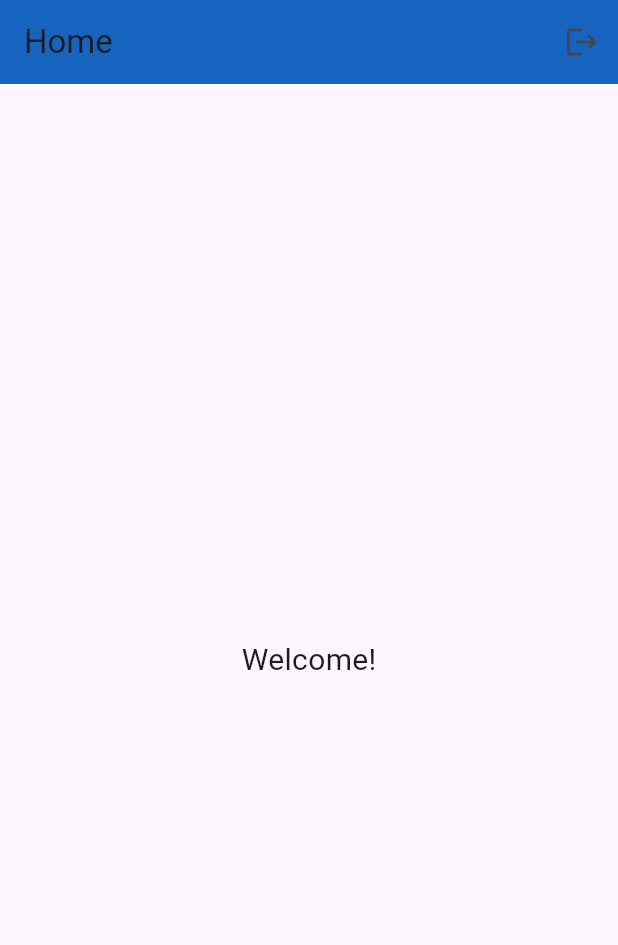
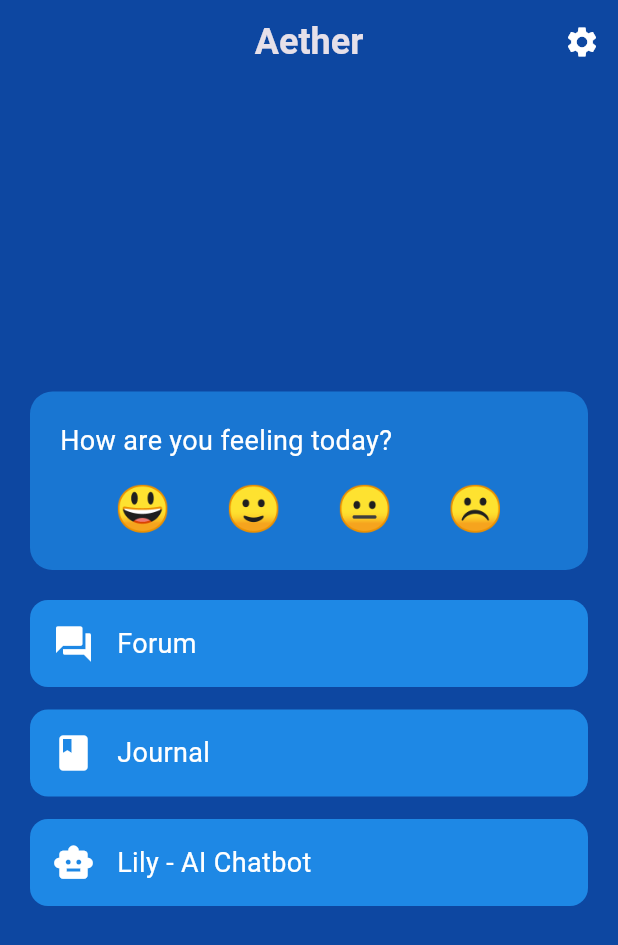
Before and after one commit to aakash-kr-7/Aether, a Flutter app: the HomeScreen screen opened directly, on a phone screen of 412 x 824 dp. Shown: the top 945 px of the screen. Run offline on Flutter 3.47's test engine with Material 3 defaults, Android fonts, the phone set to English and light mode, and no system bars; our stand-ins replace firebase_auth, firebase_core; accounts and stored records are empty.

Commit message:
team can start work

```diff
--- a/lib/screens/home/home_screen.dart
+++ b/lib/screens/home/home_screen.dart
@@ -1,30 +1,110 @@
 import 'package:flutter/material.dart';
 import '../../services/auth_service.dart';
 import '../auth/login_screen.dart';
+import '../forum/forum_home.dart';
+import '../journal/journal_home.dart';
+import '../chatbot/chatbot_screen.dart';
 
 class HomeScreen extends StatelessWidget {
   final AuthService _authService = AuthService();
 
   void _logout(BuildContext context) async {
     await _authService.logout();
-    Navigator.pushReplacement(context, MaterialPageRoute(builder: (context) => LoginScreen()));
+    Navigator.pushReplacement(
+        context, MaterialPageRoute(builder: (context) => LoginScreen()));
   }
 
   @override
   Widget build(BuildContext context) {
     return Scaffold(
+      backgroundColor: Colors.blue.shade900,
       appBar: AppBar(
-        title: Text("Home"),
-        backgroundColor: Colors.blue[800],
+        backgroundColor: Colors.transparent,
+        elevation: 0,
+        title: Text(
+          "Aether",
+          style: TextStyle(fontSize: 24, fontWeight: FontWeight.bold),
+        ),
+        centerTitle: true,
         actions: [
           IconButton(
-            icon: Icon(Icons.logout),
+            icon: Icon(Icons.settings, color: Colors.white),
             onPressed: () => _logout(context),
           ),
         ],
       ),
-      body: Center(
-        child: Text("Welcome!", style: TextStyle(fontSize: 20)),
+      body: Padding(
+        padding: EdgeInsets.symmetric(horizontal: 20, vertical: 10),
+        child: Column(
+          mainAxisAlignment: MainAxisAlignment.center,
+          children: [
+            _buildCheckInCard(),
+            SizedBox(height: 20),
+            _buildNavButton(context, "Forum", Icons.forum, ForumHome()),
+            _buildNavButton(context, "Journal", Icons.book, JournalHome()),
+            _buildNavButton(context, "Lily - AI Chatbot", Icons.smart_toy, ChatbotScreen()),
+          ],
+        ),
+      ),
+    );
+  }
+
+  Widget _buildCheckInCard() {
+    return Container(
+      padding: EdgeInsets.all(20),
+      decoration: BoxDecoration(
+        color: Colors.blue.shade700,
+        borderRadius: BorderRadius.circular(15),
+      ),
+      child: Column(
+        crossAxisAlignment: CrossAxisAlignment.start,
+        children: [
+          Text(
+            "How are you feeling today?",
+            style: TextStyle(fontSize: 18, color: Colors.white),
+          ),
+          SizedBox(height: 10),
+          Row(
+            mainAxisAlignment: MainAxisAlignment.spaceEvenly,
+            children: [
+              _emojiButton("😃"),
+              _emojiButton("🙂"),
+              _emojiButton("😐"),
+              _emojiButton("☹️"),
+            ],
+          ),
+        ],
+      ),
+    );
+  }
+
+  Widget _emojiButton(String emoji) {
+    return GestureDetector(
+      onTap: () {},
+      child: Text(emoji, style: TextStyle(fontSize: 30)),
+    );
+  }
+
+  Widget _buildNavButton(BuildContext context, String text, IconData icon, Widget page) {
+    return GestureDetector(
+      onTap: () {
+        Navigator.push(context, MaterialPageRoute(builder: (context) => page));
+      },
+      child: Container(
+        margin: EdgeInsets.only(bottom: 15),
+        padding: EdgeInsets.all(15),
+        decoration: BoxDecoration(
+          color: Colors.blue.shade600,
+          borderRadius: BorderRadius.circular(12),
+        ),
+        child: Row(
+          mainAxisAlignment: MainAxisAlignment.start,
+          children: [
+            Icon(icon, color: Colors.white, size: 28),
+            SizedBox(width: 15),
+            Text(text, style: TextStyle(fontSize: 18, color: Colors.white)),
+          ],
+        ),
       ),
     );
   }
```
Also changed, not shown: lib/main.dart (+36 -6 lines), lib/firebase_options.dart.
